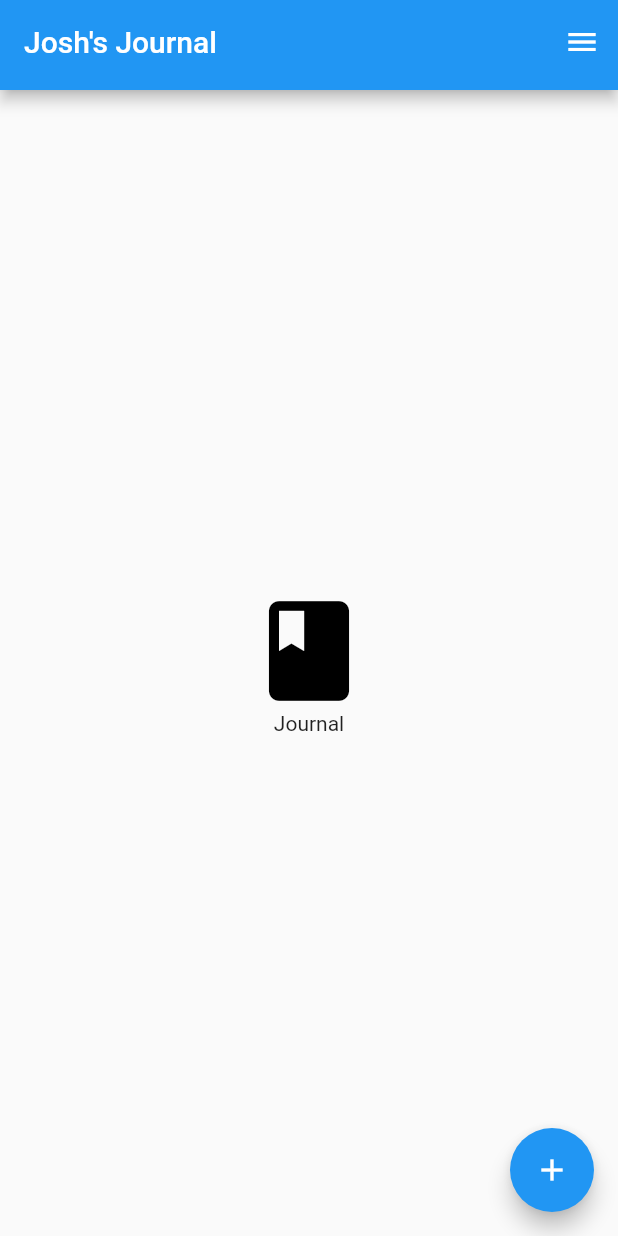
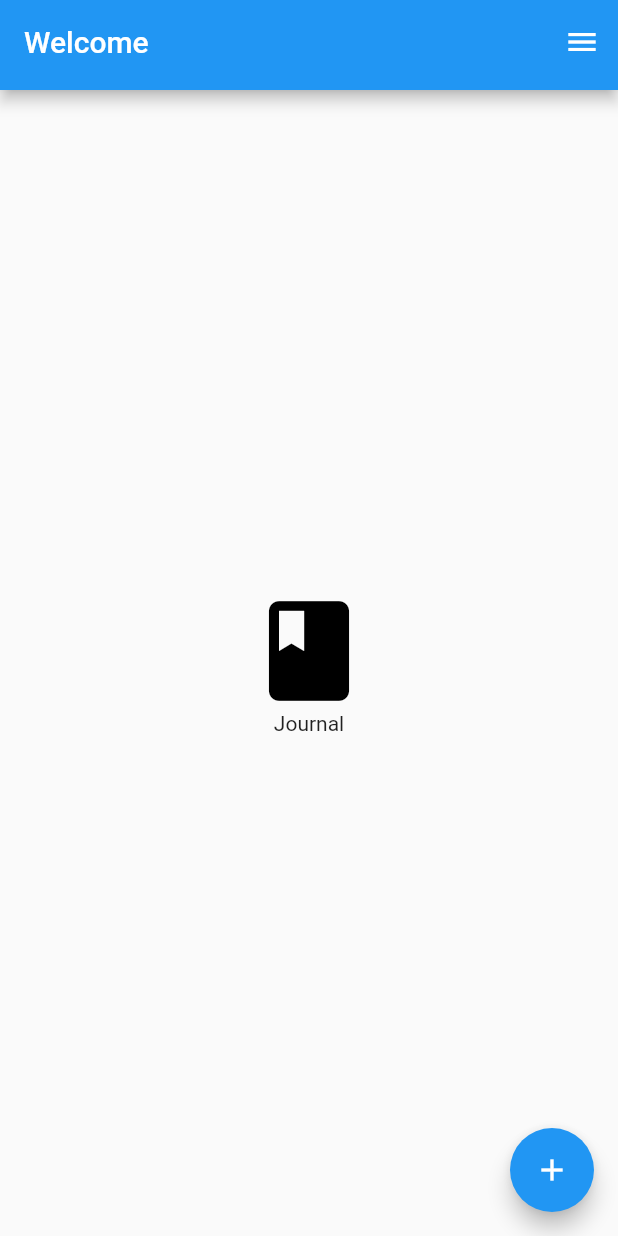
Before and after one commit to RevelsXIX/journal_test, a Flutter app: the screen it shows after launch, on a phone screen of 412 x 824 dp. Run offline on Flutter 3.47's test engine with Material 2 defaults, Android fonts, the phone set to English and light mode, and no system bars; our stand-ins replace shared_preferences, sqflite; accounts and stored records are empty.

Commit message:
Thirteenth Commit

```diff
--- /dev/null
+++ b/assets/schema_1.sql.txt
@@ -0,0 +1 @@
+CREATE TABLE IF NOT EXISTS journal_entries(id INTEGER PRIMARY KEY AUTOINCREMENT, title TEXT NOT NULL, body TEXT NOT NULL, rating INTEGER NOT NULL, date TEXT NOT NULL);
--- a/lib/app.dart
+++ b/lib/app.dart
@@ -1,6 +1,6 @@
 import 'package:flutter/material.dart';
 import 'package:shared_preferences/shared_preferences.dart';
-import 'screens/welcome.dart';
+// import 'screens/welcome.dart';
 import 'screens/new_entry.dart';
 import 'screens/journal_entries.dart';
 
@@ -30,8 +30,6 @@ class _AppState extends State<App> {
   Widget build(BuildContext context) {
 
     final routes = {
-      WelcomeScreen.routeName: (context) =>
-          WelcomeScreen(darkMode: darkMode, toggleTheme: toggleTheme),
       NewEntry.routeName: (context) =>
           NewEntry(darkMode: darkMode, toggleTheme: toggleTheme),
       JournalEntries.routeName: (context) =>
--- a/lib/db/database.dart
+++ /dev/null
@@ -1,61 +0,0 @@
-import 'package:sqflite/sqflite.dart';
-import 'package:journal_test/models/journal_entry_dto.dart';
-import '../models/journal_entry.dart';
-
-
-
-class DatabaseManager {
-
-  static const String DATABASE_FILENAME = 'journal.sqlite3.db';
-  static const String SQL_CREATE_SCHEMA = 'CREATE TABLE IF NOT EXISTS journal_entries(id INTEGER PRIMARY KEY AUTOINCREMENT, title TEXT, body TEXT, rating INTEGER, dateTime TEXT';
-  static const String SQL_INSERT = 'INSERT INTO journal_entries(title, body, rating, dateTime) VALUES(?, ?, ?, ?)';
-  static const SQL_SELECT = 'SELECT * FROM journal_entries';
-
-
-  static late DatabaseManager _instance;
-
-  final Database db;
-
-  DatabaseManager._({required Database database}) : db = database;
-
-  factory DatabaseManager.getInstance() {
-    // assert(_instance != null);
-    return _instance;
-  }
-
-  static Future initialize() async {
-    final db = await openDatabase(DATABASE_FILENAME,
-    version: 1,
-    onCreate: (Database db, int version) async {
-      createTables(db, SQL_CREATE_SCHEMA);
-    }
-    );
-    _instance = DatabaseManager._(database: db);
-  }
-
-  static void createTables(Database db, String sql) async {
-    await db.execute(sql);
-  }
-
-  void saveJournalEntry({JournalEntryDTO? dto}) {
-    db.transaction((txn) async {
-      await txn.rawInsert(SQL_INSERT,
-        [dto!.title, dto.body, dto.rating, dto.dateTime.toString()]
-      );
-    });
-
-  }
-
-  Future<List<JournalEntry>> journalEntries() async {
-    final journalRecords = await db.rawQuery(SQL_SELECT);
-    final journalEntries = journalRecords.map((record) {
-        return JournalEntry(
-          title: record['title'] as String,
-          body: record['body'] as String,
-          rating: record['rating'] as int,
-          dateTime: DateTime.parse(record['dateTime'] as String));
-      }).toList();
-    return journalEntries;
-  }
-
-}
--- a/lib/main.dart
+++ b/lib/main.dart
@@ -2,7 +2,6 @@ import 'package:flutter/material.dart';
 import 'package:shared_preferences/shared_preferences.dart';
 import 'package:flutter/services.dart';
 import 'app.dart';
-import 'package:journal_test/db/database.dart';
 
 void main() async {
 
@@ -15,7 +14,5 @@ void main() async {
     DeviceOrientation.portraitDown
   ]);
 
-  await DatabaseManager.initialize();
-
   runApp(App(preferences: await SharedPreferences.getInstance()));
 }
--- a/lib/models/journal.dart
+++ b/lib/models/journal.dart
@@ -9,4 +9,8 @@ class Journal {
   int get numberOfEntries => entries.length;
   List<JournalEntry> get getEntries => entries;
 
+  void addEntry(JournalEntry){
+    entries.add(JournalEntry);
+  }
+
 }
--- a/lib/models/journal_entry.dart
+++ b/lib/models/journal_entry.dart
@@ -1,14 +1,14 @@
 
 class JournalEntry {
-  late String title;
-  late String body;
-  late int rating;
-  late DateTime dateTime;
+  late String? title;
+  late String? body;
+  late int? rating;
+  late String dateTime;
 
   JournalEntry({
-    required this.title,
-    required this.body,
-    required this.rating,
+    this.title,
+    this.body,
+    this.rating,
     required this.dateTime,
   });
 
--- a/lib/models/journal_entry_dto.dart
+++ b/lib/models/journal_entry_dto.dart
@@ -2,7 +2,7 @@
 class JournalEntryDTO {
   String? title;
   String? body;
-  DateTime? dateTime;
+  String? dateTime;
   int? rating;
 
   @override
--- a/lib/screens/journal_entries.dart
+++ b/lib/screens/journal_entries.dart
@@ -1,14 +1,14 @@
 import 'package:flutter/material.dart';
 import 'package:journal_test/widgets/journal_scaffold.dart';
 import 'package:journal_test/widgets/welcome_widget.dart';
+import 'package:sqflite/sqflite.dart';
+import 'package:journal_test/models/journal.dart';
 import 'new_entry.dart';
 import 'package:journal_test/models/journal_entry.dart';
-import 'package:journal_test/db/database.dart';
-import 'package:journal_test/models/journal.dart';
 
 class JournalEntries extends StatefulWidget {
 
-  static const routeName = 'journal_entries';
+  static const routeName = '/';
 
   final darkMode;
   final toggleTheme;
@@ -29,13 +29,24 @@ class _JournalEntriesState extends State<JournalEntries> {
   @override
   void initState() {
     super.initState();
-    Journal throwawayJournal;
     loadJournal();
   }
 
   void loadJournal() async {
-    final databaseManager = DatabaseManager.getInstance();
-    List<JournalEntry> journalEntries = await databaseManager.journalEntries();
+    final Database database = await openDatabase(
+      'journal.db', version: 1, onCreate: (Database db, int version) async {
+        await db.execute(
+          'CREATE TABLE IF NOT EXISTS journal_entries(id INTEGER PRIMARY KEY AUTOINCREMENT, title TEXT, body TEXT, rating INTEGER, dateTime TEXT)');
+      }
+    );
+    List<Map> journalRecords = await database.rawQuery('SELECT * FROM journal_entries');
+    final journalEntries = journalRecords.map((record) {
+      return JournalEntry(
+        title: record['title'],
+        body: record['body'],
+        rating: record['rating'],
+        dateTime: record['dateTime']);
+    }).toList();
     setState(() {
       journal = Journal(entries: journalEntries);
     });
@@ -47,12 +58,14 @@ class _JournalEntriesState extends State<JournalEntries> {
     if (journal == null) {
       return JournalScaffold(
           title: 'Loading',
-          child: Center(child: CircularProgressIndicator())
+          child: Center(child: CircularProgressIndicator()),
+          endDrawer: entryEndDrawer(context),
       );
     } else {
       return JournalScaffold(
         title: journal!.isEmpty ? 'Welcome' : 'Journal Entries',
-        child: journal!.isEmpty ? WelcomeWidget() : Placeholder(),
+        child: journal!.isEmpty ? WelcomeWidget() : journalList(context),
+        endDrawer: entryEndDrawer(context),
         fab: addEntryFab(context),
       );
     }
@@ -75,8 +88,8 @@ Widget journalList (BuildContext context){
 
 Widget buildEntry(JournalEntry entry) {
     return ListTile(
-      title: Text(entry.title),
-      // subtitle: DateTime(entry.dateTime),
+      title: Text(entry.title!),
+      subtitle: Text(entry.dateTime),
     );
 }
 
@@ -87,5 +100,29 @@ Widget addEntryFab(BuildContext context) {
     );
   }
 
+Widget entryEndDrawer(BuildContext context) {
+    return Drawer(
+        child: ListView(
+            padding: EdgeInsets.zero,
+            children: <Widget>[
+              Container(
+                height: 100.0,
+                child: DrawerHeader(
+                    child: Text('Settings'),
+                    margin: EdgeInsets.all(5.0),
+                    padding: EdgeInsets.all(5.0)
+                ),
+              ),
+              SwitchListTile(
+                  title: Text('Dark Mode'),
+                  value: widget.darkMode,
+                  onChanged: widget.toggleTheme)
+              // onChanged: () {},
+            ]
+        )
+
+    );
+}
+
 
 }
--- a/lib/screens/welcome.dart
+++ /dev/null
@@ -1,80 +0,0 @@
-import 'package:flutter/material.dart';
-import 'package:journal_test/widgets/custom_appbar.dart';
-import 'package:journal_test/widgets/welcome_widget.dart';
-import 'new_entry.dart';
-
-class WelcomeScreen extends StatefulWidget {
-
-  static const routeName = '/';
-
-  final darkMode;
-  final toggleTheme;
-
-  const WelcomeScreen({Key? key, this.darkMode, this.toggleTheme}) : super(key: key);
-
-
-  @override
-  _WelcomeScreenState createState() => _WelcomeScreenState();
-}
-
-
-class _WelcomeScreenState extends State<WelcomeScreen>{
-
-  @override
-  void initState() {
-    super.initState();
-    // getUserData();
-  }
-
-
-  _WelcomeScreenState();
-
-  // DocumentSnapshot userData;
-
-  // final DatabaseManager db = DatabaseManager();
-
-  static const String title = "Josh's Journal";
-
-  @override
-  Widget build(BuildContext context) {
-    return Scaffold(
-      appBar: CustomAppBar(
-        text: title,
-      ),
-      endDrawer: Drawer(
-
-          child: ListView(
-              padding: EdgeInsets.zero,
-              children: <Widget>[
-            Container(
-            height: 100.0,
-            child: DrawerHeader(
-                child: Text('Settings'),
-                margin: EdgeInsets.all(5.0),
-                padding: EdgeInsets.all(5.0)
-            ),
-          ),
-                SwitchListTile(
-                    title: Text('Dark Mode'),
-                    value: widget.darkMode,
-                    onChanged: widget.toggleTheme)
-                // onChanged: () {},
-              ]
-          )
-      ),
-      body: WelcomeWidget(),
-      floatingActionButton: FloatingActionButton(
-        onPressed: () {createNewEntry();},
-        child: Icon(Icons.add)
-      ),
-    );
-  } // Build
-
-
-  void createNewEntry() {
-    Navigator.of(context).pushNamed(NewEntry.routeName);
-  }
-
-
-
-}
--- a/lib/widgets/journal_scaffold.dart
+++ b/lib/widgets/journal_scaffold.dart
@@ -2,11 +2,16 @@ import 'package:flutter/material.dart';
 import 'package:journal_test/widgets/custom_appbar.dart';
 
 class JournalScaffold extends StatefulWidget {
+
   final dynamic title;
   final dynamic child;
   final dynamic fab;
+  final dynamic endDrawer;
 
-  const JournalScaffold({Key? key, required this.title, required this.child, this.fab}) : super(key: key);
+
+  const JournalScaffold({Key? key, required this.endDrawer,
+    required this.title, required this.child, this.fab }) : super(key: key);
+
 
   @override
   _JournalScaffoldState createState() => _JournalScaffoldState();
@@ -14,14 +19,18 @@ class JournalScaffold extends StatefulWidget {
 
 class _JournalScaffoldState extends State<JournalScaffold> {
 
+  _JournalScaffoldState();
+
   @override
   Widget build(BuildContext context) {
     return Scaffold(
       appBar: CustomAppBar(
         text: widget.title
       ),
+      endDrawer: widget.endDrawer,
       body: widget.child,
       floatingActionButton: widget.fab,
+
     );
   }
 }
```
Also changed, not shown: lib/widgets/journal_entry_form.dart (+28 -13 lines), pubspec.yaml (+5 -4 lines), flutter_01.png (added), pubspec.lock, 1 other file.
